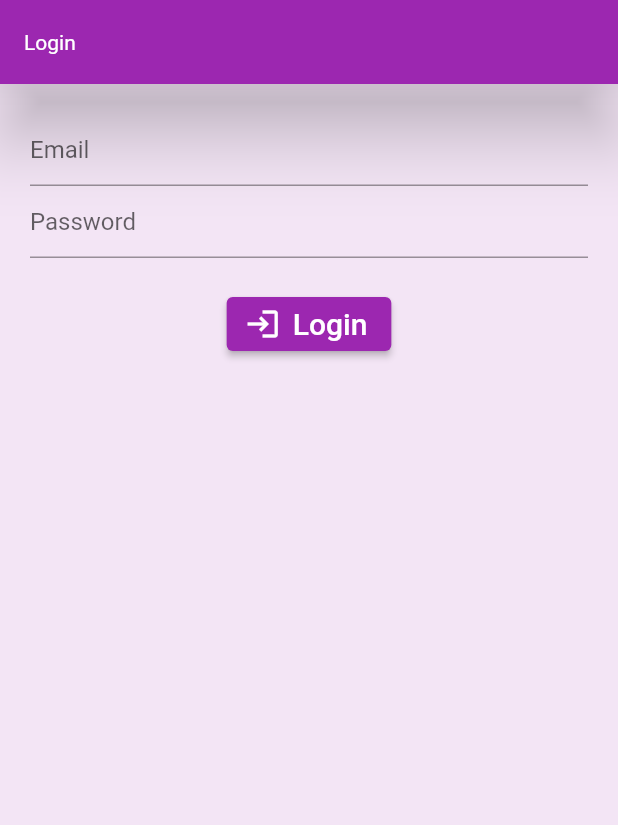
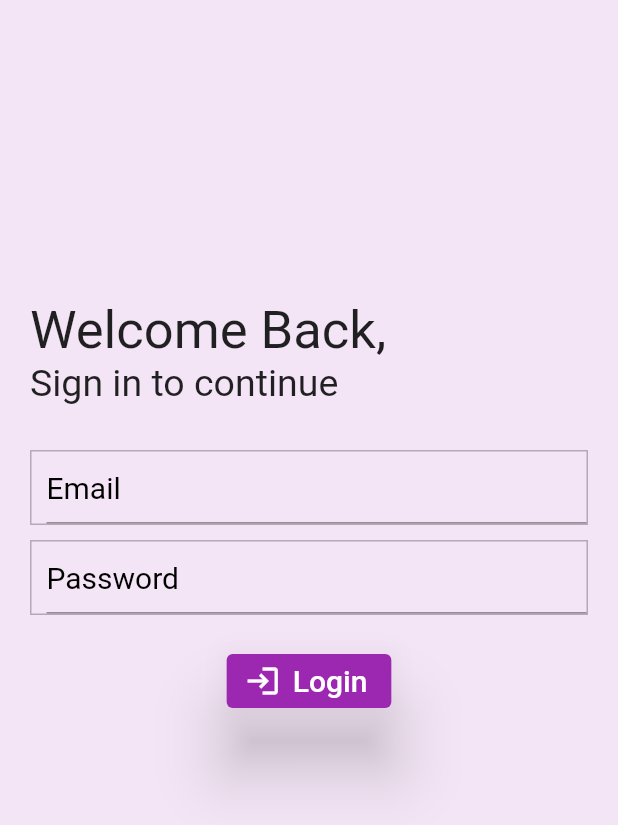
Before and after one commit to rajathirumal/FuelTracker, a Flutter app: the screen it shows after launch, on a phone screen of 412 x 824 dp. Shown: the top 825 px of the screen. Run offline on Flutter 3.47's test engine with Material 2 defaults, Android fonts, the phone set to English and light mode, and no system bars; our stand-ins replace cloud_firestore, firebase_auth, firebase_core, flutter_speed_dial; accounts and stored records are empty.

Commit message:
new ui login

```diff
--- a/lib/src/home/login.dart
+++ b/lib/src/home/login.dart
@@ -20,17 +20,52 @@ class _LoginScreenState extends State<LoginScreen> {
   @override
   Widget build(BuildContext context) {
     return Scaffold(
-      appBar: AppBar(title: const Text("Login")),
       body: Padding(
-        padding: const EdgeInsets.all(20.0),
-        child: Form(
+          padding: const EdgeInsets.fromLTRB(20, 200, 20, 20),
+          child: Column(
+            // root column
+            crossAxisAlignment: CrossAxisAlignment.start,
+            children: [
+              // welcome column
+              Column(
+                crossAxisAlignment: CrossAxisAlignment.start,
+                children: const [
+                  Text(
+                    "Welcome Back,",
+                    style: TextStyle(fontSize: 35.0),
+                  ),
+                  Text(
+                    "Sign in to continue",
+                    style: TextStyle(fontSize: 25.0),
+                  ),
+                ],
+              ),
+              const SizedBox(
+                height: 30,
+              ),
+              // fields column
+              Form(
                 key: _formKey,
                 child: Column(children: [
-            TextFormField(
+                  Container(
+                    decoration: BoxDecoration(
+                      shape: BoxShape.rectangle,
+                      border: Border.all(
+                        color: Colors.black26,
+                        width: 1.0,
+                      ),
+                    ),
+                    child: Padding(
+                      padding: const EdgeInsets.only(left: 10),
+                      child: TextFormField(
                         // The validator receives the text that the user has entered.
                         keyboardType: TextInputType.emailAddress,
                         controller: emailController,
-              decoration: const InputDecoration(hintText: "Email"),
+                        decoration: const InputDecoration(
+                          hintText: "Email",
+                          hintStyle:
+                              TextStyle(fontSize: 20, color: Colors.black),
+                        ),
                         validator: (value) {
                           if (value == null || value.isEmpty) {
                             return 'Please valid email.(Example: user@domain.com)';
@@ -38,10 +73,29 @@ class _LoginScreenState extends State<LoginScreen> {
                           return null;
                         },
                       ),
-            TextFormField(
+                    ),
+                  ),
+                  const SizedBox(
+                    height: 10,
+                  ),
+                  Container(
+                    decoration: BoxDecoration(
+                      shape: BoxShape.rectangle,
+                      border: Border.all(
+                        color: Colors.black26,
+                        width: 1.0,
+                      ),
+                    ),
+                    child: Padding(
+                      padding: const EdgeInsets.only(left: 10),
+                      child: TextFormField(
                         obscureText: true,
                         controller: passController,
-              decoration: const InputDecoration(hintText: "Password"),
+                        decoration: const InputDecoration(
+                          hintText: "Password",
+                          hintStyle:
+                              TextStyle(fontSize: 20, color: Colors.black),
+                        ),
                         validator: (value) {
                           if (value == null || value.isEmpty) {
                             return 'Please enter password';
@@ -49,8 +103,12 @@ class _LoginScreenState extends State<LoginScreen> {
                           return null;
                         },
                       ),
+                    ),
+                  ),
                   const SizedBox(height: 20.0),
                   ElevatedButton.icon(
+                    style:
+                        ButtonStyle(elevation: MaterialStateProperty.all(20)),
                     icon: const Icon(Icons.login, color: Colors.white),
                     onPressed: () {
                       if (_formKey.currentState!.validate()) {
@@ -65,8 +123,61 @@ class _LoginScreenState extends State<LoginScreen> {
                     ),
                   ),
                 ]),
+              )
+            ],
+          )
+          // Container(
+          //   color: Colors.greenAccent,
+          // )
           ),
-      ),
+      // body: Center(
+      //   child: Padding(
+      //     padding: const EdgeInsets.all(20.0),
+      //     child: Form(
+      //       key: _formKey,
+      //       child: Column(children: [
+      //         TextFormField(
+      //           // The validator receives the text that the user has entered.
+      //           keyboardType: TextInputType.emailAddress,
+      //           controller: emailController,
+      //           decoration: const InputDecoration(hintText: "Email"),
+      //           validator: (value) {
+      //             if (value == null || value.isEmpty) {
+      //               return 'Please valid email.(Example: user@domain.com)';
+      //             }
+      //             return null;
+      //           },
+      //         ),
+      //         TextFormField(
+      //           obscureText: true,
+      //           controller: passController,
+      //           decoration: const InputDecoration(hintText: "Password"),
+      //           validator: (value) {
+      //             if (value == null || value.isEmpty) {
+      //               return 'Please enter password';
+      //             }
+      //             return null;
+      //           },
+      //         ),
+      //         const SizedBox(height: 20.0),
+      //         ElevatedButton.icon(
+      //           icon: const Icon(Icons.login, color: Colors.white),
+      //           onPressed: () {
+      //             if (_formKey.currentState!.validate()) {
+      //               context.read<AuthenticationService>().signIn(
+      //                   email: emailController.text,
+      //                   password: passController.text);
+      //             }
+      //           },
+      //           label: const Text(
+      //             'Login',
+      //             style: TextStyle(color: Colors.white, fontSize: 20),
+      //           ),
+      //         ),
+      //       ]),
+      //     ),
+      //   ),
+      // ),
     );
   }
 }
```
Lines whose indentation alone changed are shown as unchanged.
